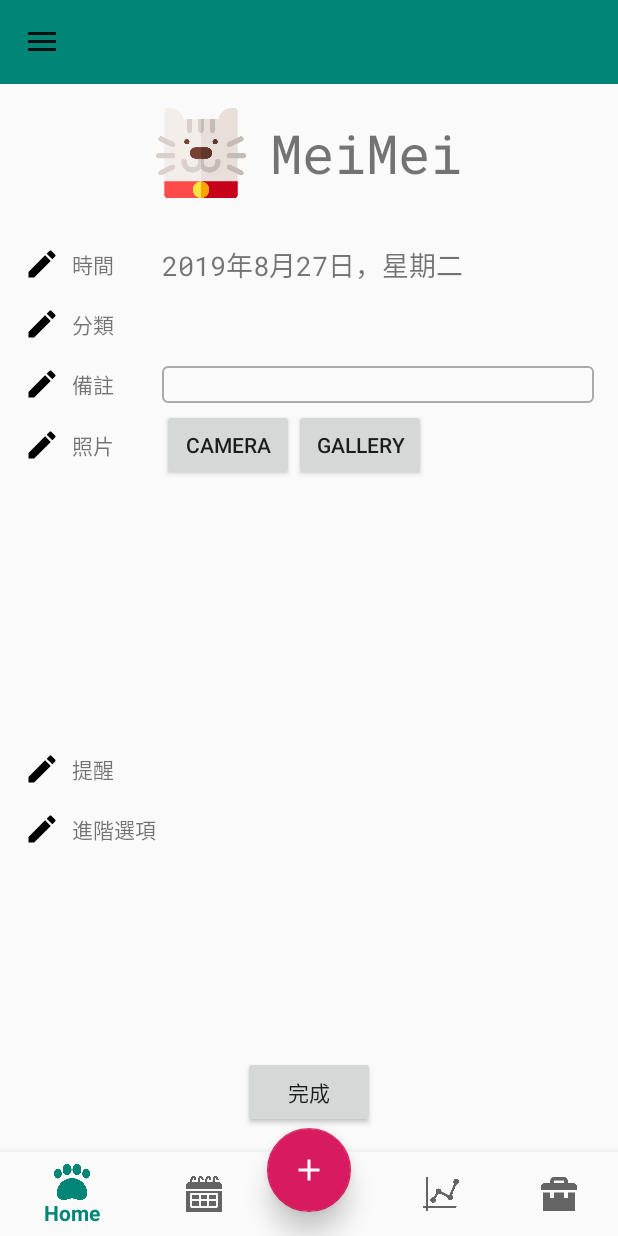
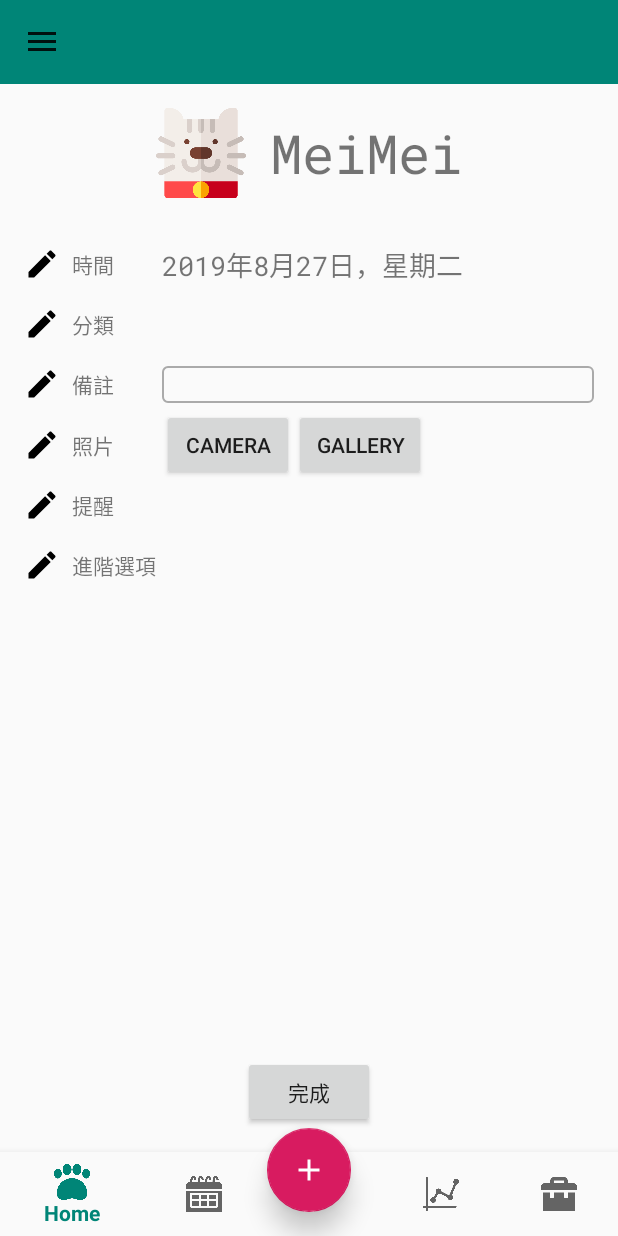
Before and after one commit to eric6300/JustPet, an Android app: the EditEventFragment screen opened through its navigation route, on a phone screen of 412 x 824 dp. Run offline under Robolectric (Android 15) with nearby library versions, the phone set to English and light mode, and no system bars; our stand-ins replace data binding, navigation-ui; plain views replace BubbleSeekBar; 11 statements that could not run were skipped.

Commit message:
show image after user take picture

```diff
--- a/app/src/main/java/com/taiwan/justvet/justpet/event/EditEventFragment.kt
+++ b/app/src/main/java/com/taiwan/justvet/justpet/event/EditEventFragment.kt
@@ -95,6 +95,9 @@ class EditEventFragment : Fragment() {
                 when (resultCode) {
                     Activity.RESULT_OK -> {
                         val uri = data!!.data
+                        if (eventImage.visibility == View.GONE) {
+                            eventImage.visibility = View.VISIBLE
+                        }
                         eventImage.setImageURI(uri)
                     }
                     Activity.RESULT_CANCELED -> {
@@ -106,6 +109,9 @@ class EditEventFragment : Fragment() {
             PHOTO_FROM_CAMERA -> {
                 when (resultCode) {
                     Activity.RESULT_OK -> {
+                        if (eventImage.visibility == View.GONE) {
+                            eventImage.visibility = View.VISIBLE
+                        }
                         Glide.with(this).load(saveUri).into(eventImage)
                     }
                     Activity.RESULT_CANCELED -> {
--- a/app/src/main/res/layout/fragment_edit_event.xml
+++ b/app/src/main/res/layout/fragment_edit_event.xml
@@ -464,6 +464,7 @@
                     android:layout_height="160dp"
                     android:layout_marginStart="32dp"
                     android:layout_marginTop="16dp"
+                    android:visibility="gone"
                     app:layout_constraintStart_toStartOf="parent"
                     app:layout_constraintTop_toBottomOf="@+id/icon_media"
                     tools:srcCompat="@tools:sample/backgrounds/scenic" />
```
